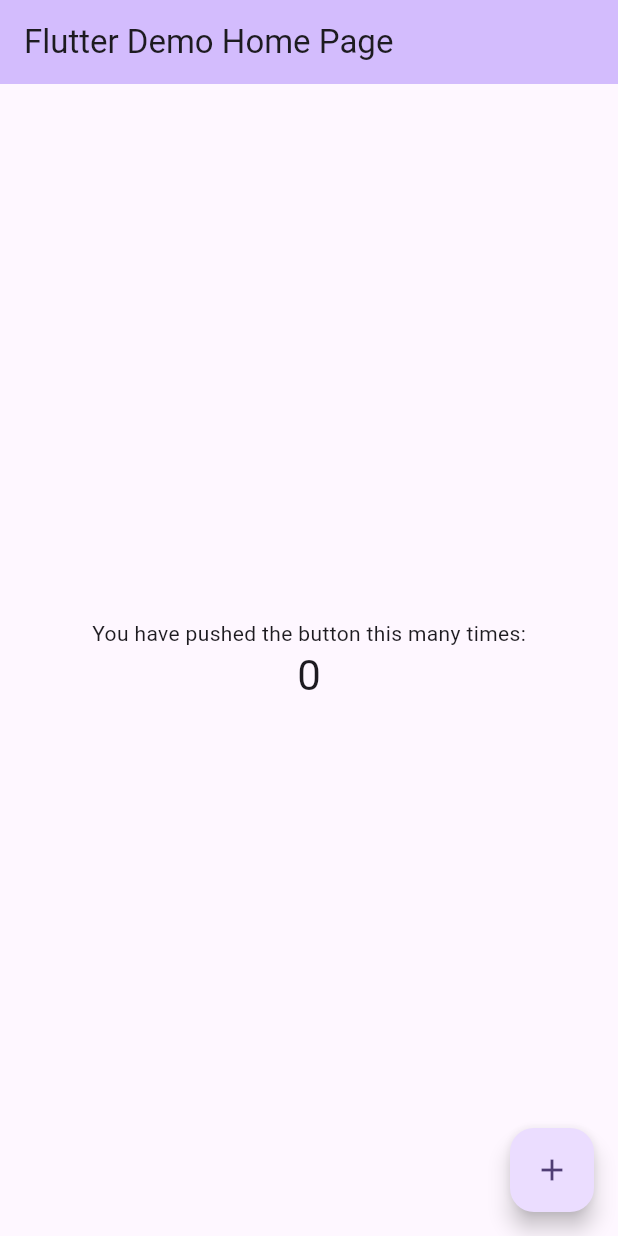
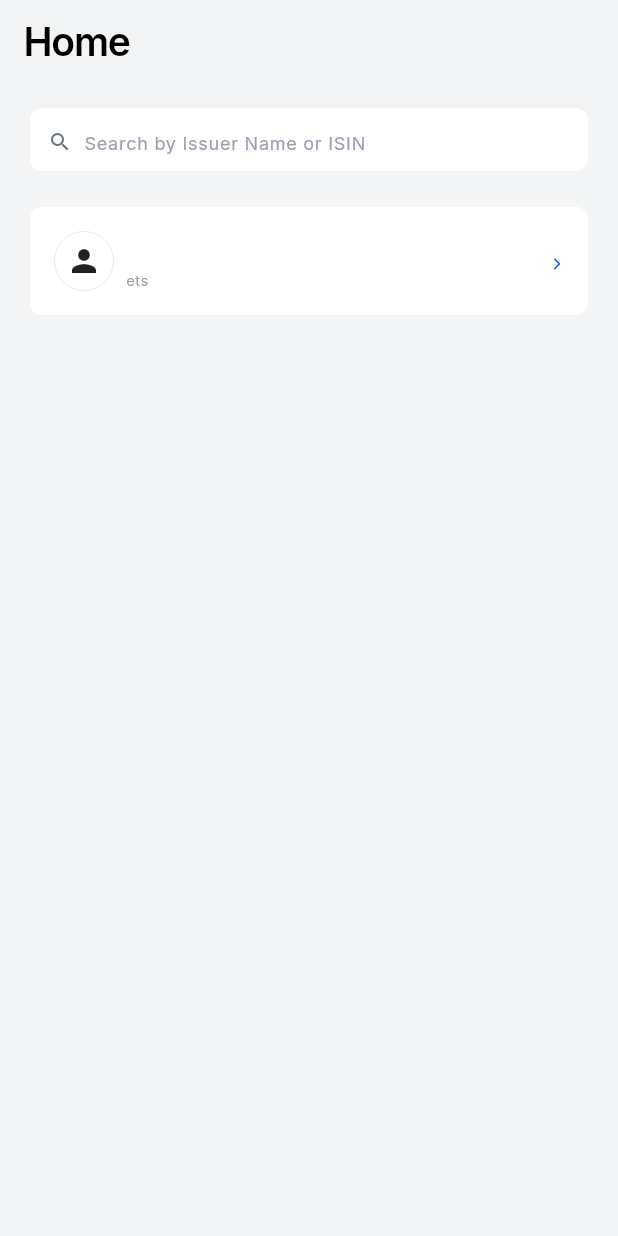
Before and after one commit to Wannabe-King/stock_analysis_tap, a Flutter app: the screen it shows after launch, on a phone screen of 412 x 824 dp. Run offline on Flutter 3.47's test engine with Material 3 defaults, Android fonts, the phone set to English and light mode, and no system bars; our stand-ins replace google_fonts.

Commit message:
basic home page ui done

```diff
--- a/lib/main.dart
+++ b/lib/main.dart
@@ -1,4 +1,5 @@
 import 'package:flutter/material.dart';
+import 'package:stock_analysis_tap/pages/home.dart';
 
 void main() {
   runApp(const MyApp());
@@ -11,112 +12,12 @@ class MyApp extends StatelessWidget {
   @override
   Widget build(BuildContext context) {
     return MaterialApp(
+      debugShowCheckedModeBanner: false,
       title: 'Flutter Demo',
       theme: ThemeData(
-        // This is the theme of your application.
-        //
-        // TRY THIS: Try running your application with "flutter run". You'll see
-        // the application has a purple toolbar. Then, without quitting the app,
-        // try changing the seedColor in the colorScheme below to Colors.green
-        // and then invoke "hot reload" (save your changes or press the "hot
-        // reload" button in a Flutter-supported IDE, or press "r" if you used
-        // the command line to start the app).
-        //
-        // Notice that the counter didn't reset back to zero; the application
-        // state is not lost during the reload. To reset the state, use hot
-        // restart instead.
-        //
-        // This works for code too, not just values: Most code changes can be
-        // tested with just a hot reload.
         colorScheme: ColorScheme.fromSeed(seedColor: Colors.deepPurple),
       ),
-      home: const MyHomePage(title: 'Flutter Demo Home Page'),
+      home: Home()
     );
   }
 }
-
-class MyHomePage extends StatefulWidget {
-  const MyHomePage({super.key, required this.title});
-
-  // This widget is the home page of your application. It is stateful, meaning
-  // that it has a State object (defined below) that contains fields that affect
-  // how it looks.
-
-  // This class is the configuration for the state. It holds the values (in this
-  // case the title) provided by the parent (in this case the App widget) and
-  // used by the build method of the State. Fields in a Widget subclass are
-  // always marked "final".
-
-  final String title;
-
-  @override
-  State<MyHomePage> createState() => _MyHomePageState();
-}
-
-class _MyHomePageState extends State<MyHomePage> {
-  int _counter = 0;
-
-  void _incrementCounter() {
-    setState(() {
-      // This call to setState tells the Flutter framework that something has
-      // changed in this State, which causes it to rerun the build method below
-      // so that the display can reflect the updated values. If we changed
-      // _counter without calling setState(), then the build method would not be
-      // called again, and so nothing would appear to happen.
-      _counter++;
-    });
-  }
-
-  @override
-  Widget build(BuildContext context) {
-    // This method is rerun every time setState is called, for instance as done
-    // by the _incrementCounter method above.
-    //
-    // The Flutter framework has been optimized to make rerunning build methods
-    // fast, so that you can just rebuild anything that needs updating rather
-    // than having to individually change instances of widgets.
-    return Scaffold(
-      appBar: AppBar(
-        // TRY THIS: Try changing the color here to a specific color (to
-        // Colors.amber, perhaps?) and trigger a hot reload to see the AppBar
-        // change color while the other colors stay the same.
-        backgroundColor: Theme.of(context).colorScheme.inversePrimary,
-        // Here we take the value from the MyHomePage object that was created by
-        // the App.build method, and use it to set our appbar title.
-        title: Text(widget.title),
-      ),
-      body: Center(
-        // Center is a layout widget. It takes a single child and positions it
-        // in the middle of the parent.
-        child: Column(
-          // Column is also a layout widget. It takes a list of children and
-          // arranges them vertically. By default, it sizes itself to fit its
-          // children horizontally, and tries to be as tall as its parent.
-          //
-          // Column has various properties to control how it sizes itself and
-          // how it positions its children. Here we use mainAxisAlignment to
-          // center the children vertically; the main axis here is the vertical
-          // axis because Columns are vertical (the cross axis would be
-          // horizontal).
-          //
-          // TRY THIS: Invoke "debug painting" (choose the "Toggle Debug Paint"
-          // action in the IDE, or press "p" in the console), to see the
-          // wireframe for each widget.
-          mainAxisAlignment: MainAxisAlignment.center,
-          children: <Widget>[
-            const Text('You have pushed the button this many times:'),
-            Text(
-              '$_counter',
-              style: Theme.of(context).textTheme.headlineMedium,
-            ),
-          ],
-        ),
-      ),
-      floatingActionButton: FloatingActionButton(
-        onPressed: _incrementCounter,
-        tooltip: 'Increment',
-        child: const Icon(Icons.add),
-      ), // This trailing comma makes auto-formatting nicer for build methods.
-    );
-  }
-}
--- /dev/null
+++ b/lib/pages/home.dart
@@ -0,0 +1,76 @@
+import 'package:flutter/material.dart';
+import 'package:flutter/services.dart';
+import 'package:google_fonts/google_fonts.dart';
+import 'package:stock_analysis_tap/widgets/bond_card.dart';
+
+class Home extends StatelessWidget {
+  const Home({super.key});
+
+  @override
+  Widget build(BuildContext context) {
+    return SafeArea(
+      child: Scaffold(
+        backgroundColor: const Color(0xFFF3F4F6),
+        appBar: AppBar(
+          title: Text(
+            'Home',
+            style: GoogleFonts.inter(
+              fontSize: 26,
+              fontWeight: FontWeight.w600,
+              height: 1.5, // 150%
+              letterSpacing: -0.78, // -3%
+              color: Colors.black,
+            ),
+          ),
+          backgroundColor: const Color(0xFFF3F4F6),
+          elevation: 0,
+          centerTitle: false,
+          systemOverlayStyle: SystemUiOverlayStyle.dark,
+        ),
+        body: Padding(padding: const EdgeInsets.symmetric(horizontal: 20),
+        child: Column(
+            crossAxisAlignment: CrossAxisAlignment.start,children: [
+              const SizedBox(height: 16),
+              Container(
+                height: 42,
+                decoration: BoxDecoration(
+                  color: Colors.white,
+                  borderRadius: BorderRadius.circular(8),
+                ),
+                padding: const EdgeInsets.symmetric(horizontal: 12),
+                child: Row(
+                  children: [
+                    Padding(
+                      padding: EdgeInsets.only(top: 3),
+                      child: Icon(Icons.search, size: 16, color: Color(0xFF6A7282)),
+                    ),
+                    SizedBox(width: 8),
+                    Expanded(
+                      child: TextField(
+                        // onChanged: (query) => context.read<BondCubit>().filterBonds(query),
+                        style: GoogleFonts.inter(fontSize: 12, height: 1.5),
+                        decoration: InputDecoration(
+                          border: InputBorder.none,
+                          hintText: 'Search by Issuer Name or ISIN',
+                          hintStyle: GoogleFonts.inter(
+                            fontSize: 12,
+                            height: 1.5,
+                            fontWeight: FontWeight.w400,
+                            color: Color(0xFF99A1AF),
+                          ),
+                        ),
+                      ),
+                    ),
+                  ],
+                ),
+              ),
+               const SizedBox(height: 24),
+
+               // Start from here
+               BondCard()
+              ]
+      ,),
+      )),
+    );
+  }
+}
--- /dev/null
+++ b/lib/widgets/bond_card.dart
@@ -0,0 +1,124 @@
+import 'package:flutter/material.dart';
+import 'package:google_fonts/google_fonts.dart';
+
+class BondCard extends StatelessWidget {
+  // final BondModel bond;
+  // final String? highlightQuery;
+
+  const BondCard({super.key,
+  //  required this.bond, this.highlightQuery
+   });
+
+  @override
+  Widget build(BuildContext context) {
+    return Container(
+      height: 72,
+      padding: const EdgeInsets.all(16),
+      decoration: BoxDecoration(
+        color: Colors.white,
+        borderRadius: BorderRadius.circular(8),
+      ),
+      child: Row(
+        children: [
+          Container(
+            width: 40,
+            height: 40,
+            decoration: BoxDecoration(
+              color: Colors.white,
+              borderRadius: BorderRadius.circular(20),
+              border: Border.all(color: Color(0xFFE5E7EB), width: 0.6),
+            ),
+            child: ClipRRect(
+              borderRadius: BorderRadius.circular(20),
+              child: Padding(
+                padding: const EdgeInsets.all(4), // adjust as needed
+                child: Icon(Icons.person),
+                // child: Image.network(
+                //   // bond.logo,
+                //   fit: BoxFit.contain,
+                //   errorBuilder: (_, __, ___) => const Icon(Icons.image, size: 20),
+                // ),
+              ),
+            ),
+          ),
+          const SizedBox(width: 8),
+          Expanded(
+            child: Column(
+              crossAxisAlignment: CrossAxisAlignment.start,
+              mainAxisAlignment: MainAxisAlignment.center,
+              children: [
+                Text.rich(
+                  TextSpan(
+                    children: [
+                      // ...highlightSpan(
+                      //   text: bond.isin.substring(0, bond.isin.length - 4),
+                      //   query: highlightQuery,
+                      //   baseStyle: GoogleFonts.inter(
+                      //     fontWeight: FontWeight.w600,
+                      //     fontSize: 12,
+                      //     color: Colors.grey.shade600,
+                      //   ),
+                      //   highlightStyle: GoogleFonts.inter(
+                      //     fontWeight: FontWeight.w600,
+                      //     fontSize: 12,
+                      //     color: Colors.black,
+                      //   ),
+                      // ),
+                      // ...highlightSpan(
+                      //   text: bond.isin.substring(bond.isin.length - 4),
+                      //   query: highlightQuery,
+                      //   baseStyle: GoogleFonts.inter(
+                      //     fontWeight: FontWeight.w500,
+                      //     fontSize: 13.5,
+                      //     color: const Color(0xFF101828),
+                      //   ),
+                      //   highlightStyle: GoogleFonts.inter(
+                      //     fontWeight: FontWeight.w500,
+                      //     fontSize: 13.5,
+                      //     color: Colors.black,
+                      //   ),
+                      // ),
+                    ],
+                  ),
+                ),
+                const SizedBox(height: 4),
+
+                // Highlighted Rating & Company Name
+                Text.rich(
+                  TextSpan(
+                    children:
+                    // highlightSpan(
+                    //   text: '${bond.rating} • ${bond.companyName}',
+                    //   query: highlightQuery,
+                    //   baseStyle: GoogleFonts.inter(
+                    //     fontSize: 10,
+                    //     fontWeight: FontWeight.w400,
+                    //     color: const Color(0xFF9E9E9E),
+                    //   ),
+                    // ),
+                    [
+                      TextSpan(text: 'ets', style: GoogleFonts.inter(
+                        fontSize: 10,
+                        fontWeight: FontWeight.w400,
+                        color: const Color(0xFF9E9E9E),
+                      ),)
+                    ]
+                  ),
+                ),
+              ],
+            ),
+          ),
+          Padding(
+            padding: const EdgeInsets.only(top: 2.25, left: 4.5),
+            child: Icon(
+              Icons.arrow_forward_ios_rounded,
+              size: 9.5,
+              color: const Color(0xFF1447E6),
+              opticalSize: 3.75, // optional, if you're using variable fonts
+            ),
+          )
+        ],
+      ),
+    );
+  }
+}
--- a/pubspec.yaml
+++ b/pubspec.yaml
@@ -34,6 +34,7 @@ dependencies:
   # The following adds the Cupertino Icons font to your application.
   # Use with the CupertinoIcons class for iOS style icons.
   cupertino_icons: ^1.0.8
+  google_fonts:
 
 dev_dependencies:
   flutter_test:
```
Also changed, not shown: pubspec.lock.
